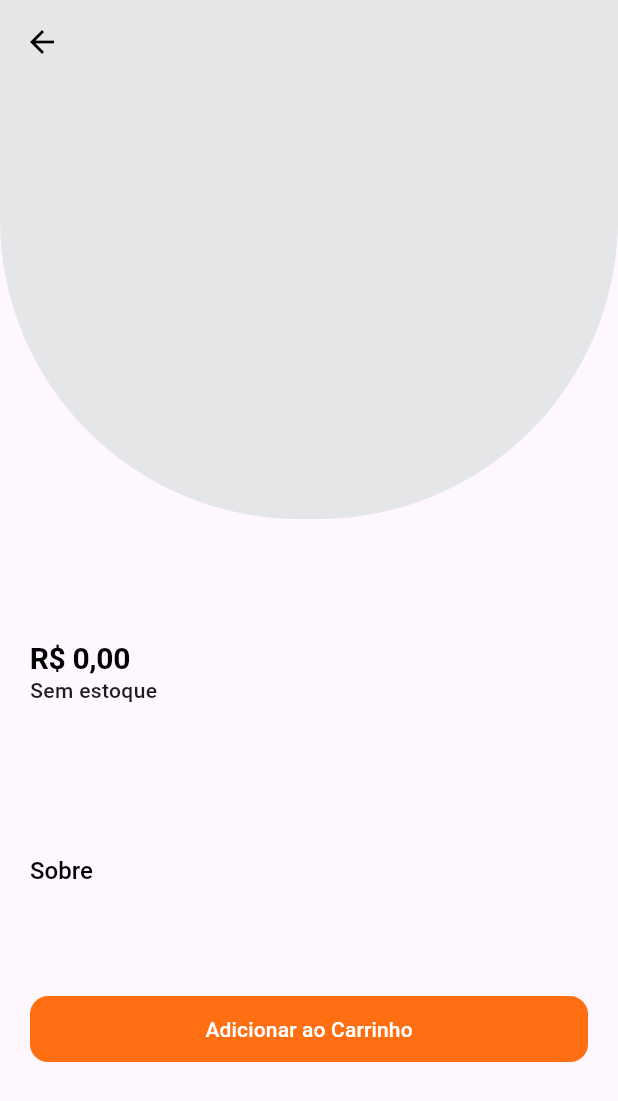
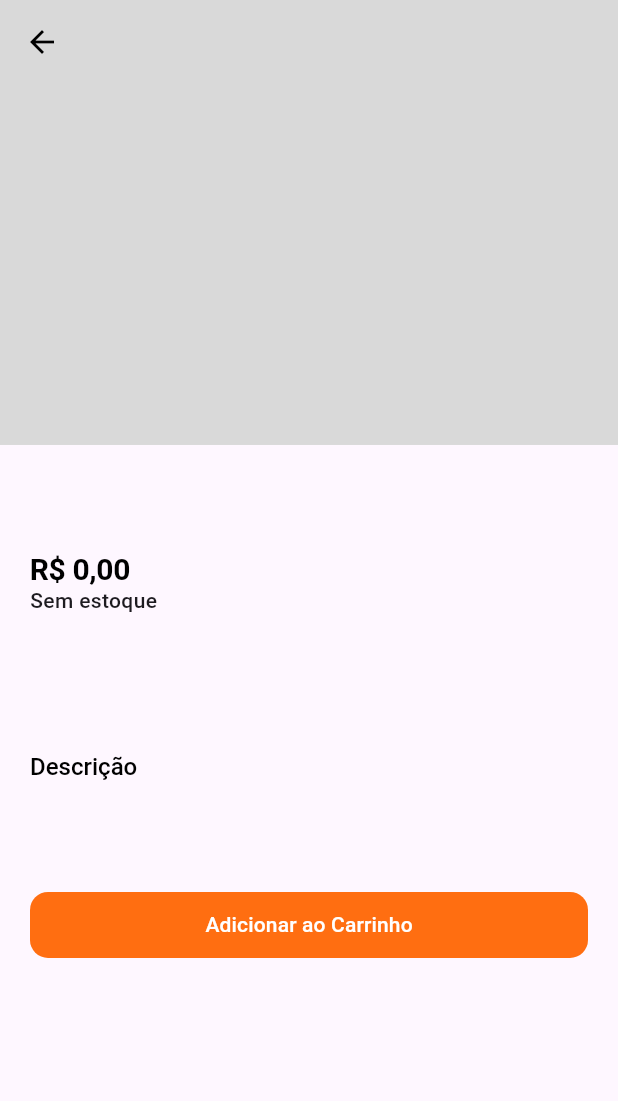
Before and after one commit to LuizAllievi/mekto, a Flutter app: the ProductDetailScreen screen opened directly with empty values, on a phone screen of 412 x 824 dp. Shown: the top 1101 px of the screen. Run offline on Flutter 3.47's test engine with Material 3 defaults, Android fonts, the phone set to English and light mode, and no system bars; our stand-ins replace bottom_navy_bar, dropdown_button2, flutter_login, flutter_rating_bar, font_awesome_flutter, get and 3 more; missing offline and left inert: flutter_cart, onesignal_flutter; accounts and stored records are empty; network calls fail.

```diff
--- a/lib/core/data/data_provider.dart
+++ b/lib/core/data/data_provider.dart
@@ -258,12 +258,6 @@ class DataProvider extends ChangeNotifier {
       List<String> ids = const [],
       int page = 0}) async {
     try {
-      print('api/products/byIdList/' +
-          ids
-              .toString()
-              .replaceAll("[", '')
-              .replaceAll(']', '')
-              .replaceAll(" ", ''));
       Response response = await service.getItems(
           endpointUrl: 'api/products/byIdList/' +
               ids.toString().replaceAll("[", '').replaceAll(']', '') +
--- a/lib/screen/product_cart_screen/components/cart_list_section.dart
+++ b/lib/screen/product_cart_screen/components/cart_list_section.dart
@@ -28,7 +28,7 @@ class CartListSection extends StatelessWidget {
               margin: const EdgeInsets.all(8), // reduzido
               padding: const EdgeInsets.all(10), // reduzido
               decoration: BoxDecoration(
-                color: AppColor.platinado,
+                color: AppColor.branco,
                 borderRadius: BorderRadius.circular(10),
               ),
               child: Row(
@@ -62,7 +62,8 @@ class CartListSection extends StatelessWidget {
                         Text(
                           'Valor: ${NumberFormat.simpleCurrency(locale: 'pt_BR').format(cartItem.variants.safeElementAt(0)?.price)}',
                           style: const TextStyle(
-                            fontWeight: FontWeight.w900,
+                            fontWeight: FontWeight.w500,
+                            color: AppColor.halloween,
                             fontSize: 13,
                           ),
                         ),
--- a/lib/screen/product_details_screen/product_detail_screen.dart
+++ b/lib/screen/product_details_screen/product_detail_screen.dart
@@ -39,18 +39,18 @@ class ProductDetailScreen extends StatelessWidget {
               children: [
                 //? product image section
                 Container(
-                  height: height * 0.42,
+                  height: height * 0.36,
                   width: width,
                   decoration: const BoxDecoration(
-                    color: Color(0xFFE5E6E8),
+                    color: AppColor.platinado,
                     borderRadius: BorderRadius.only(
-                      bottomRight: Radius.circular(200),
-                      bottomLeft: Radius.circular(200),
+                      bottomRight: Radius.circular(0),
+                      bottomLeft: Radius.circular(0),
                     ),
                   ),
                   child: CarouselSlider(items: product.images ?? []),
                 ),
-                const SizedBox(height: 20),
+                const SizedBox(height: 10),
                 Padding(
                   padding: const EdgeInsets.all(20),
                   child: Column(
@@ -95,18 +95,18 @@ class ProductDetailScreen extends StatelessWidget {
                         children: [
                           Text(
                             product.quantity != 0
-                                ? "Estoque disponível : ${product.quantity}"
+                                ? "Estoque: ${product.quantity}"
                                 : "Sem estoque",
                             style: const TextStyle(fontWeight: FontWeight.w500),
                           )
                         ],
                       ),
-                      const SizedBox(height: 30),
+                      const SizedBox(height: 20),
                       product.proVariantId!.isNotEmpty
                           ? Text(
-                              'Disponível ${product.proVariantTypeId?.type}',
+                              '${product.proVariantTypeId?.type}',
                               style: const TextStyle(
-                                  color: Colors.red, fontSize: 16),
+                                  color: Colors.red, fontSize: 14),
                             )
                           : const SizedBox(),
                       Consumer<ProductDetailProvider>(
@@ -126,7 +126,7 @@ class ProductDetailScreen extends StatelessWidget {
                       ),
                       //? product description
                       Text(
-                        "Sobre",
+                        "Descrição",
                         style: Theme.of(context).textTheme.headlineMedium,
                       ),
                       const SizedBox(height: 10),
--- a/lib/screen/product_list_screen/product_list_screen.dart
+++ b/lib/screen/product_list_screen/product_list_screen.dart
@@ -10,9 +10,9 @@ class ProductListScreen extends StatelessWidget {
   Widget build(BuildContext context) {
     return const Scaffold(
         appBar: CustomAppBar(),
-        backgroundColor: AppColor.halloween,
+        backgroundColor: AppColor.platinado2,
         body: Padding(
-            padding: EdgeInsets.all(20),
+            padding: EdgeInsets.fromLTRB(20, 0, 20, 20),
             child: ProductGridView(loadHome: true)));
   }
 }
--- a/lib/utility/app_color.dart
+++ b/lib/utility/app_color.dart
@@ -17,6 +17,7 @@ class AppColor {
   static const taupe = Color(0xFF868686);
   static const prateado = Color(0xFFb1b1b1);
   static const platinado = Color(0xFFd9d9d9);
+  static const platinado2 = Color.fromARGB(255, 238, 237, 237);
 
   static const caramelinho = Color(0xFFfbdd9a);
   static const verdeCha = Color(0xFFc3d5af);
--- a/lib/utility/bottom_navy_bar_item.dart
+++ b/lib/utility/bottom_navy_bar_item.dart
@@ -10,5 +10,5 @@ class BottomNavyBarItem {
   final Color inActiveColor;
 
   const BottomNavyBarItem(this.title, this.icon, this.activeColor,
-      [this.inActiveColor = AppColor.lightBlue]);
+      [this.inActiveColor = AppColor.prateado]);
 }
```
Also changed, not shown: lib/screen/product_cart_screen/cart_screen.dart (+8 -9 lines), lib/screen/product_cart_screen/components/buy_now_bottom_sheet.dart (+5 -3 lines), lib/screen/product_list_screen/components/custom_app_bar.dart (+4 -7 lines), lib/services/http_services.dart (+9 -0 lines), lib/widget/custom_search_bar.dart (+10 -2 lines), lib/widget/no_product_found_banner.dart (+14 -8 lines), lib/widget/product_grid_tile.dart (+16 -12 lines), lib/widget/product_grid_view.dart (+7 -5 lines), 2 other files.
